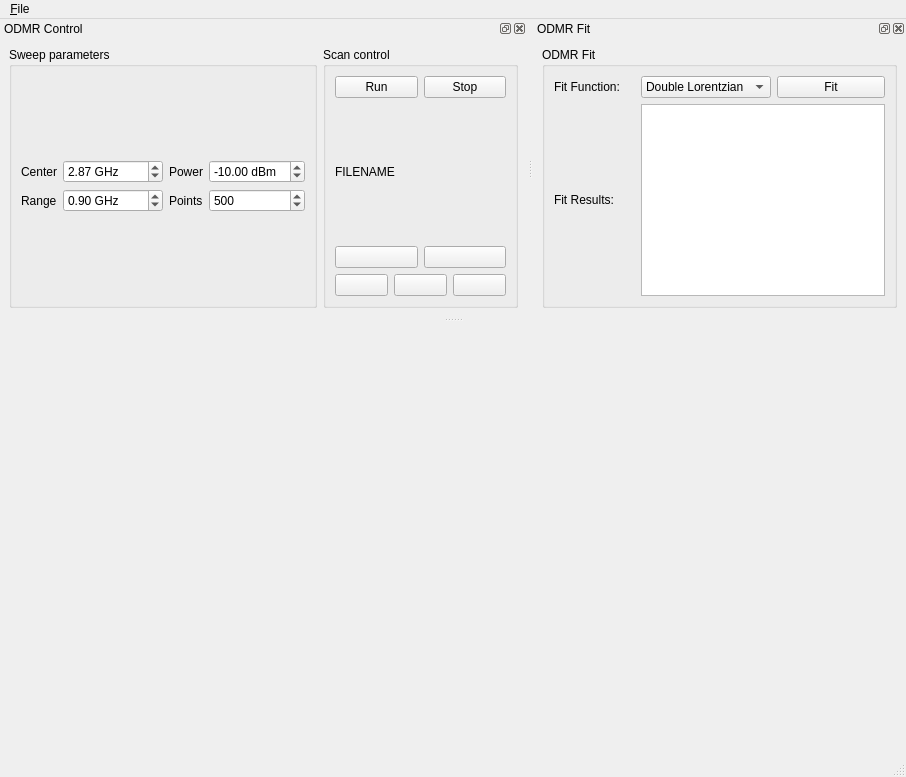
Old version of the form src/qudi/gui/odmr/newodmr.ui in the repository tugatoconhelado/Qoptics_exp.
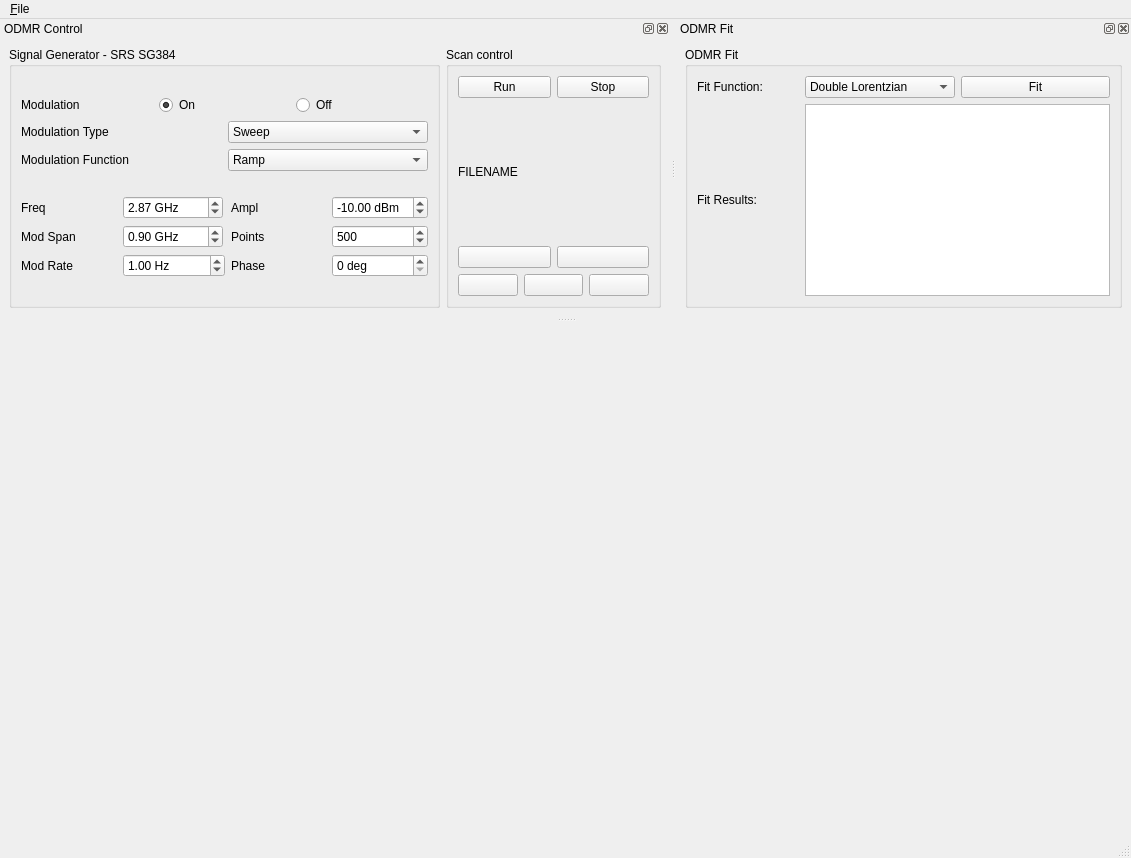
New version of the form. Icons and pictures are not drawn.

Commit message: ODMR signal generator control

```diff
--- a/src/qudi/gui/odmr/newodmr.ui
+++ b/src/qudi/gui/odmr/newodmr.ui
@@ -6,8 +6,8 @@
    <rect>
     <x>0</x>
     <y>0</y>
-    <width>906</width>
-    <height>777</height>
+    <width>1131</width>
+    <height>858</height>
    </rect>
   </property>
   <property name="windowTitle">
@@ -32,7 +32,7 @@
     <rect>
      <x>0</x>
      <y>0</y>
-     <width>906</width>
+     <width>1131</width>
      <height>21</height>
     </rect>
    </property>
@@ -60,22 +60,186 @@
     <number>4</number>
    </attribute>
    <widget class="QWidget" name="dockWidgetContents">
-    <layout class="QHBoxLayout" name="horizontalLayout" stretch="3,2">
+    <layout class="QHBoxLayout" name="horizontalLayout" stretch="4,2">
      <item>
       <widget class="QGroupBox" name="odmr_parameter_box">
        <property name="styleSheet">
         <string notr="true"/>
        </property>
        <property name="title">
-        <string>Sweep parameters</string>
+        <string>Signal Generator - SRS SG384</string>
        </property>
-       <layout class="QVBoxLayout" name="verticalLayout">
+       <layout class="QVBoxLayout" name="verticalLayout" stretch="1,1">
         <item>
-         <layout class="QGridLayout" name="gridLayout" rowstretch="1,1" columnstretch="1,1,1,1">
+         <layout class="QVBoxLayout" name="verticalLayout_6">
+          <item>
+           <layout class="QHBoxLayout" name="modulation_layout">
+            <item>
+             <widget class="QLabel" name="modulation_label">
+              <property name="text">
+               <string>Modulation</string>
+              </property>
+             </widget>
+            </item>
+            <item>
+             <widget class="QRadioButton" name="modulation_on_radiobutton">
+              <property name="text">
+               <string>On</string>
+              </property>
+              <property name="checked">
+               <bool>true</bool>
+              </property>
+             </widget>
+            </item>
+            <item>
+             <widget class="QRadioButton" name="modulation_off_radiobutton">
+              <property name="text">
+               <string>Off</string>
+              </property>
+             </widget>
+            </item>
+           </layout>
+          </item>
+          <item>
+           <layout class="QHBoxLayout" name="modulation_type_layout">
+            <item>
+             <widget class="QLabel" name="modulation_type_label">
+              <property name="text">
+               <string>Modulation Type</string>
+              </property>
+             </widget>
+            </item>
+            <item>
+             <widget class="QComboBox" name="modulation_type_combobox">
+              <property name="currentIndex">
+               <number>3</number>
+              </property>
+              <item>
+               <property name="text">
+                <string>AM</string>
+               </property>
+              </item>
+              <item>
+               <property name="text">
+                <string>FM</string>
+               </property>
+              </item>
+              <item>
+               <property name="text">
+                <string>PhaseM</string>
+               </property>
+              </item>
+              <item>
+               <property name="text">
+                <string>Sweep</string>
+               </property>
+              </item>
+              <item>
+               <property name="text">
+                <string>Pulse</string>
+               </property>
+              </item>
+              <item>
+               <property name="text">
+                <string>I/O</string>
+               </property>
+              </item>
+             </widget>
+            </item>
+           </layout>
+          </item>
+          <item>
+           <layout class="QHBoxLayout" name="modulation_function_layout">
+            <item>
+             <widget class="QLabel" name="modulation_function_label">
+              <property name="text">
+               <string>Modulation Function</string>
+              </property>
+             </widget>
+            </item>
+            <item>
+             <widget class="QComboBox" name="modulation_function_combobox">
+              <property name="currentIndex">
+               <number>1</number>
+              </property>
+              <item>
+               <property name="text">
+                <string>Sine</string>
+               </property>
+              </item>
+              <item>
+               <property name="text">
+                <string>Ramp</string>
+               </property>
+              </item>
+              <item>
+               <property name="text">
+                <string>Triangle</string>
+               </property>
+              </item>
+              <item>
+               <property name="text">
+                <string>Square</string>
+               </property>
+              </item>
+              <item>
+               <property name="text">
+                <string>Noise</string>
+               </property>
+              </item>
+              <item>
+               <property name="text">
+                <string>External</string>
+               </property>
+              </item>
+             </widget>
+            </item>
+           </layout>
+          </item>
+         </layout>
+        </item>
+        <item>
+         <layout class="QGridLayout" name="gridLayout" rowstretch="1,1,1" columnstretch="1,1,1,1">
+          <item row="1" column="2">
+           <widget class="QLabel" name="step_label">
+            <property name="text">
+             <string>Points</string>
+            </property>
+           </widget>
+          </item>
+          <item row="0" column="1">
+           <widget class="QDoubleSpinBox" name="freq_spinbox">
+            <property name="maximumSize">
+             <size>
+              <width>100</width>
+              <height>16777215</height>
+             </size>
+            </property>
+            <property name="suffix">
+             <string> GHz</string>
+            </property>
+            <property name="maximum">
+             <double>10000000000.000000000000000</double>
+            </property>
+            <property name="singleStep">
+             <double>0.010000000000000</double>
+            </property>
+            <property name="value">
+             <double>2.870000000000000</double>
+            </property>
+           </widget>
+          </item>
+          <item row="0" column="2">
+           <widget class="QLabel" name="ampl_label">
+            <property name="text">
+             <string>Ampl</string>
+            </property>
+           </widget>
+          </item>
           <item row="0" column="0">
            <widget class="QLabel" name="center_label">
             <property name="text">
-             <string>Center</string>
+             <string>Freq</string>
             </property>
            </widget>
           </item>
@@ -126,49 +290,6 @@
             </property>
            </widget>
           </item>
-          <item row="0" column="1">
-           <widget class="QDoubleSpinBox" name="center_box">
-            <property name="maximumSize">
-             <size>
-              <width>100</width>
-              <height>16777215</height>
-             </size>
-            </property>
-            <property name="suffix">
-             <string> GHz</string>
-            </property>
-            <property name="maximum">
-             <double>10000000000.000000000000000</double>
-            </property>
-            <property name="singleStep">
-             <double>0.010000000000000</double>
-            </property>
-            <property name="value">
-             <double>2.870000000000000</double>
-            </property>
-           </widget>
-          </item>
-          <item row="1" column="2">
-           <widget class="QLabel" name="step_label">
-            <property name="text">
-             <string>Points</string>
-            </property>
-           </widget>
-          </item>
-          <item row="0" column="2">
-           <widget class="QLabel" name="power_label">
-            <property name="text">
-             <string>Power</string>
-            </property>
-           </widget>
-          </item>
-          <item row="1" column="0">
-           <widget class="QLabel" name="range_label">
-            <property name="text">
-             <string>Range</string>
-            </property>
-           </widget>
-          </item>
           <item row="1" column="3">
            <widget class="QSpinBox" name="number_points_box">
             <property name="maximumSize">
@@ -188,6 +309,50 @@
             </property>
            </widget>
           </item>
+          <item row="1" column="0">
+           <widget class="QLabel" name="mod_span_label">
+            <property name="text">
+             <string>Mod Span</string>
+            </property>
+           </widget>
+          </item>
+          <item row="2" column="0">
+           <widget class="QLabel" name="mod_rate_label">
+            <property name="text">
+             <string>Mod Rate</string>
+            </property>
+           </widget>
+          </item>
+          <item row="2" column="2">
+           <widget class="QLabel" name="phase_label">
+            <property name="text">
+             <string>Phase</string>
+            </property>
+           </widget>
+          </item>
+          <item row="2" column="1">
+           <widget class="QDoubleSpinBox" name="mod_rate_spinbox">
+            <property name="suffix">
+             <string> Hz</string>
+            </property>
+            <property name="maximum">
+             <double>1000000000000000000.000000000000000</double>
+            </property>
+            <property name="value">
+             <double>1.000000000000000</double>
+            </property>
+           </widget>
+          </item>
+          <item row="2" column="3">
+           <widget class="QSpinBox" name="phase_spinbox">
+            <property name="suffix">
+             <string> deg</string>
+            </property>
+            <property name="maximum">
+             <number>999999999</number>
+            </property>
+           </widget>
+          </item>
          </layout>
         </item>
        </layout>
```
Left out of the diff: 8 changed lines with no effect on the pictures. The commit also changes 17 other files.
